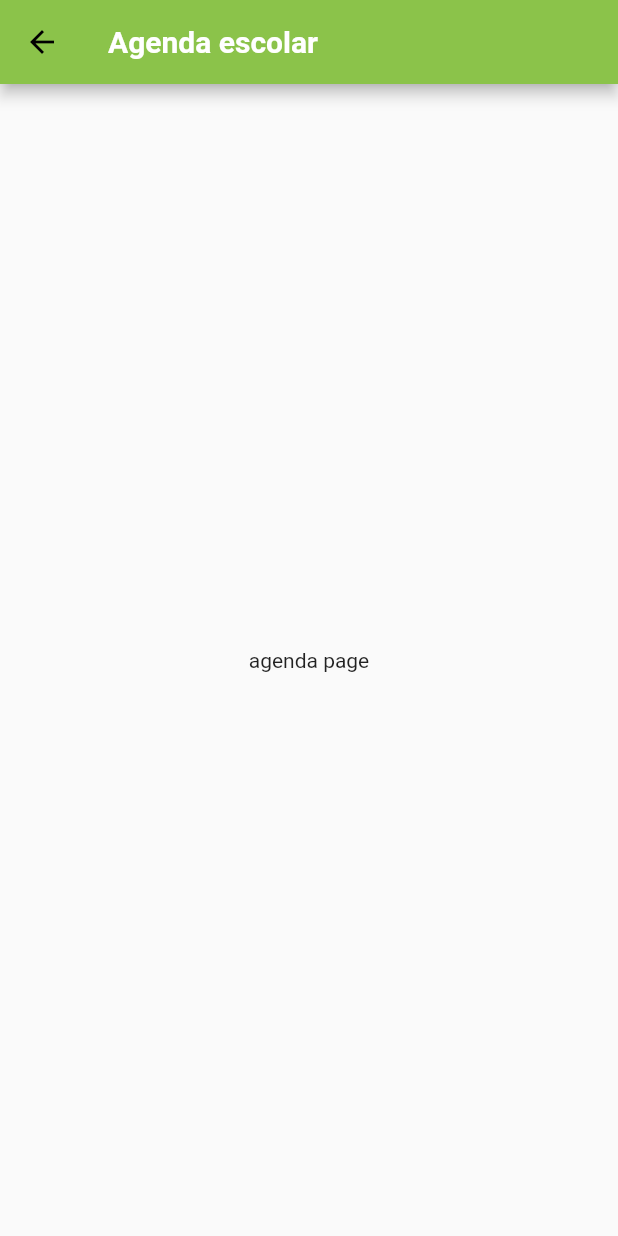
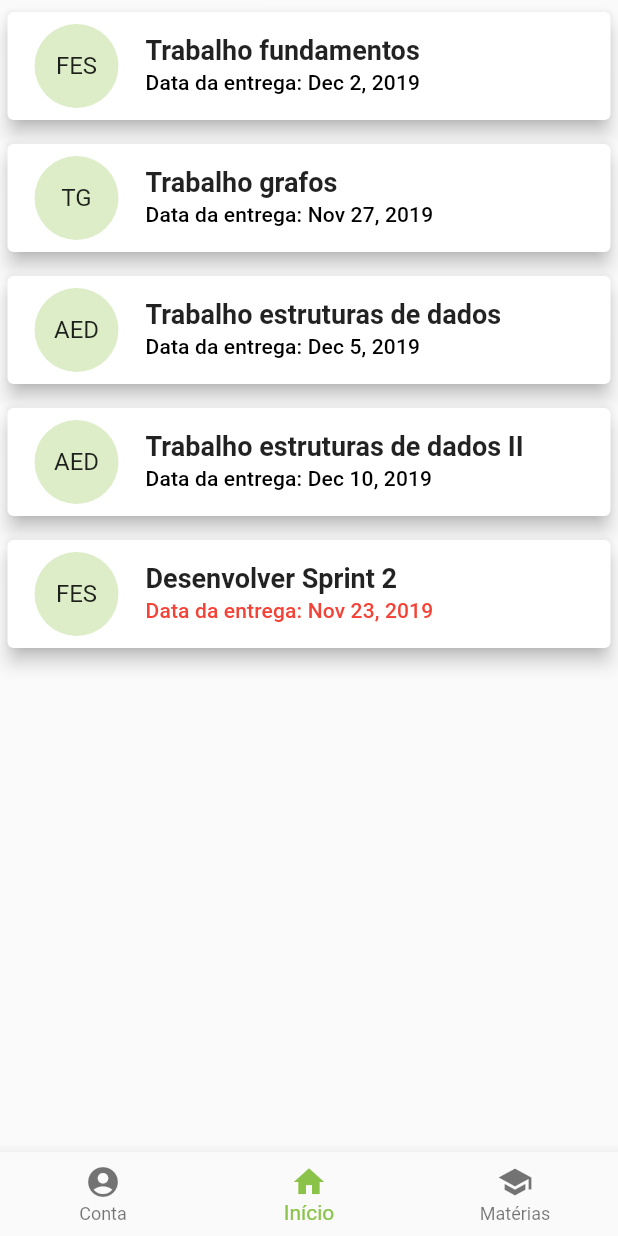
Before and after one commit to yagobrandalise/AgendaEscolar, a Flutter app: the AgendaScreen screen opened directly, on a phone screen of 412 x 824 dp. Run offline on Flutter 3.47's test engine with Material 2 defaults, Android fonts, the phone set to English and light mode, and no system bars; Roboto replaces fonts that are missing (OpenSans, Quicksand).

Commit message:
Adicionado página da agenda escolar

```diff
--- a/lib/agenda_screen.dart
+++ /dev/null
@@ -1,19 +0,0 @@
-import 'package:flutter/material.dart';
-
-class AgendaScreen extends StatelessWidget {
-  @override
-  Widget build(BuildContext context) {
-    return Scaffold(
-      appBar: AppBar(
-        title: const Text(
-          'Agenda escolar',
-        ),
-      ),
-      body: Center(
-        child: Text(
-          "agenda page",
-        ),
-      ),
-    );
-  }
-}
--- a/lib/main.dart
+++ b/lib/main.dart
@@ -1,6 +1,6 @@
 import 'package:flutter/material.dart';
 import 'package:flutter/services.dart';
-import 'acess_screen.dart';
+import 'widgets/acess_screen.dart';
 
 void main() {
   SystemChrome.setPreferredOrientations(
--- /dev/null
+++ b/lib/models/task.dart
@@ -0,0 +1,19 @@
+import 'package:flutter/foundation.dart';
+
+class Task {
+  final String id;
+  final String subjectId;
+  final String title;
+  final String description;
+  final DateTime date;
+  final DateTime dueTime;
+
+  Task({
+    @required this.id,
+    @required this.subjectId,
+    @required this.title,
+    @required this.description,
+    @required this.date,
+    @required this.dueTime,
+  });
+}
--- /dev/null
+++ b/lib/widgets/agenda_screen.dart
@@ -0,0 +1,116 @@
+import 'package:flutter/material.dart';
+import '../models/task.dart';
+import '../widgets/task_list.dart';
+
+class AgendaScreen extends StatefulWidget {
+  @override
+  _AgendaScreenState createState() => _AgendaScreenState();
+}
+
+class _AgendaScreenState extends State<AgendaScreen> {
+  int _selectedNavigationIndex = 1;
+  static List<Task> _userTasks = [
+    Task(
+      id: 't1',
+      title: 'Trabalho fundamentos',
+      description:
+          'Trabalho de fundamentos que conciste em aplicar as técnicas do scrum',
+      date: DateTime.now(),
+      dueTime: DateTime.now().add(
+        Duration(days: 7),
+      ),
+      subjectId: "FES",
+    ),
+    Task(
+      id: 't2',
+      title: 'Trabalho grafos',
+      description: 'Implementar algoritmos de grafos em duas tarefas do UVA',
+      date: DateTime.now(),
+      dueTime: DateTime.now().add(
+        Duration(days: 2),
+      ),
+      subjectId: "TG",
+    ),
+    Task(
+      id: 't3',
+      title: 'Trabalho estruturas de dados',
+      description: 'Implementar banco',
+      date: DateTime.now(),
+      dueTime: DateTime.now().add(
+        Duration(days: 10),
+      ),
+      subjectId: "AED",
+    ),
+    Task(
+      id: 't3',
+      title: 'Trabalho estruturas de dados II ',
+      description: 'Implementar banco e fazer mineração dos dados',
+      date: DateTime.now(),
+      dueTime: DateTime.now().add(
+        Duration(days: 15),
+      ),
+      subjectId: "AED",
+    ),
+    Task(
+      id: 't4',
+      title: 'Desenvolver Sprint 2 ',
+      description: 'Desenvolver tarefas propostas do sprint 2 ',
+      date: DateTime.now(),
+      dueTime: DateTime.now().subtract(
+        Duration(days: 2),
+      ),
+      subjectId: "FES",
+    ),
+  ];
+
+  final _widgetsOptions = <Widget>[
+    Center(
+      child: Text(
+        'Conta do usuário',
+      ),
+    ),
+    TaskList(_userTasks),
+    Center(
+      child: Text(
+        'Máterias',
+      ),
+    ),
+  ];
+
+  void _onChangeNavigationItem(int index) {
+    setState(() {
+      _selectedNavigationIndex = index;
+    });
+  }
+
+  @override
+  Widget build(BuildContext context) {
+    final mediaQuery = MediaQuery.of(context);
+    return Scaffold(
+      bottomNavigationBar: BottomNavigationBar(
+        items: const <BottomNavigationBarItem>[
+          BottomNavigationBarItem(
+            icon: Icon(Icons.account_circle),
+            title: Text('Conta'),
+          ),
+          BottomNavigationBarItem(
+            icon: Icon(Icons.home),
+            title: Text('Início'),
+          ),
+          BottomNavigationBarItem(
+            icon: Icon(Icons.school),
+            title: Text('Matérias'),
+          ),
+        ],
+        currentIndex: _selectedNavigationIndex,
+        onTap: _onChangeNavigationItem,
+      ),
+      body: SingleChildScrollView(
+        child: Container(
+          height: mediaQuery.size.height,
+          child: _widgetsOptions[_selectedNavigationIndex],
+        ),
+      ),
+    );
+  }
+}
--- /dev/null
+++ b/lib/widgets/task_list.dart
@@ -0,0 +1,75 @@
+import 'package:flutter/material.dart';
+import 'package:intl/intl.dart';
+import '../models/task.dart';
+
+class TaskList extends StatelessWidget {
+  final List<Task> tasks;
+
+  TaskList(this.tasks);
+
+  @override
+  Widget build(BuildContext context) {
+    return tasks.isEmpty
+        ? LayoutBuilder(
+            builder: (ctx, constraints) {
+              return Center(
+                child: Column(
+                  mainAxisAlignment: MainAxisAlignment.center,
+                  children: <Widget>[
+                    Text(
+                      'Nenhuma tarefa',
+                      style: Theme.of(context).textTheme.title,
+                    ),
+                    SizedBox(
+                      height: 20,
+                    ),
+                    Container(
+                      height: constraints.maxHeight * 0.4,
+                      child: Image.asset(
+                        'assets/images/waiting.png',
+                        fit: BoxFit.cover,
+                      ),
+                    ),
+                  ],
+                ),
+              );
+            },
+          )
+        : ListView.builder(
+            itemCount: tasks.length,
+            itemBuilder: (ctx, index) {
+              return Card(
+                elevation: 5,
+                margin: EdgeInsets.symmetric(
+                  vertical: 8,
+                  horizontal: 5,
+                ),
+                child: ListTile(
+                  leading: CircleAvatar(
+                    radius: 30,
+                    child: Padding(
+                      padding: const EdgeInsets.all(6),
+                      child: FittedBox(
+                        child: Text('${tasks[index].subjectId}'),
+                      ),
+                    ),
+                  ),
+                  title: Text(
+                    tasks[index].title,
+                    style: Theme.of(context).textTheme.title,
+                  ),
+                  subtitle: Text(
+                    'Data da entrega: ${DateFormat.yMMMd().format(tasks[index].dueTime)}',
+                    style: Theme.of(context).textTheme.subtitle.copyWith(
+                          color: tasks[index].dueTime.isAfter(DateTime.now())
+                              ? Colors.black
+                              : Colors.red,
+                        ),
+                  ),
+                  enabled: tasks[index].dueTime.isAfter(DateTime.now()),
+                ),
+              );
+            },
+          );
+  }
+}
--- a/pubspec.yaml
+++ b/pubspec.yaml
@@ -44,6 +44,7 @@ flutter:
   # To add assets to your application, add an assets section, like this:
   assets:
    - assets/images/dyva_logo.png
+   - assets/images/waiting.png
   #  - images/a_dot_ham.jpeg
 
   # An image asset can refer to one or more resolution-specific "variants", see
```
Also changed, not shown: assets/images/waiting.png (added), lib/widgets/acess_screen.dart (renamed from lib/acess_screen.dart), lib/widgets/login_screen.dart (renamed from lib/login_screen.dart), lib/widgets/register_screen.dart (renamed from lib/register_screen.dart).
